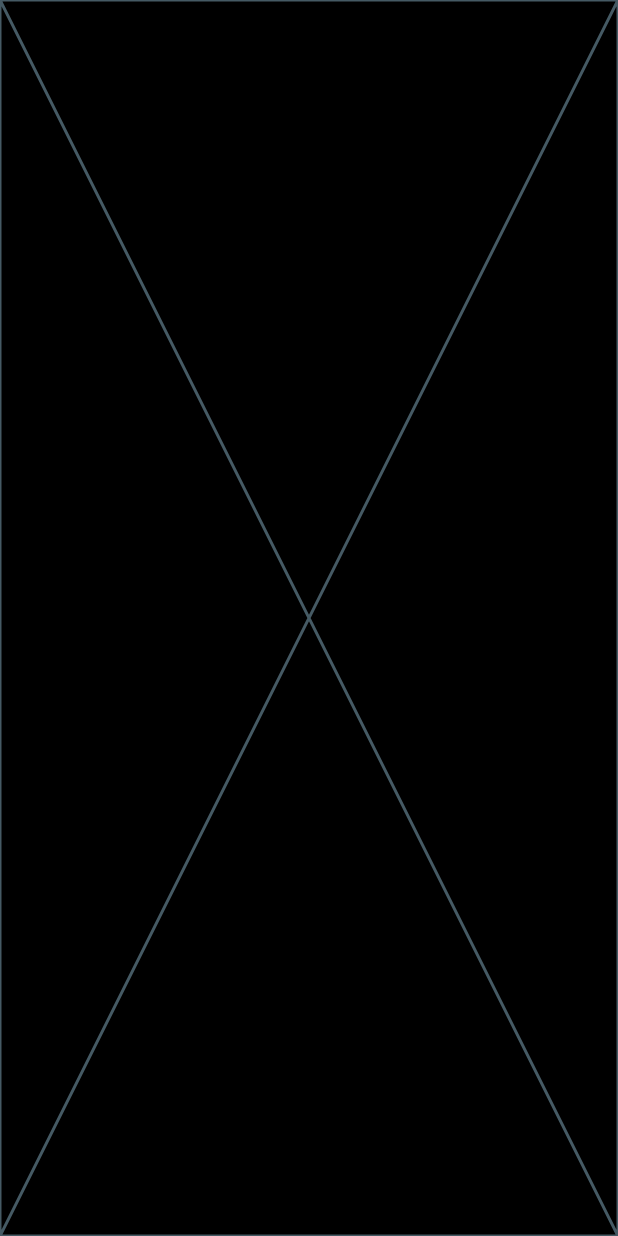
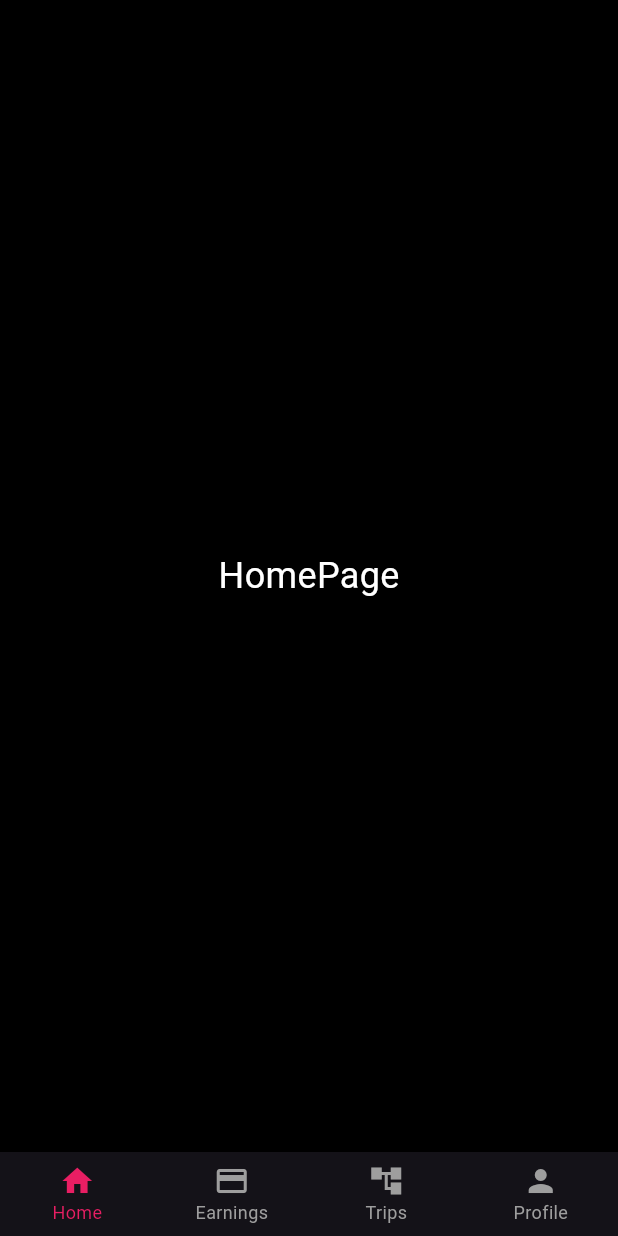
Before and after one commit to vanminh85/AppTaxiUber_driver, a Flutter app: the Dashboard screen opened directly, on a phone screen of 412 x 824 dp. Run offline on Flutter 3.47's test engine with Material 3 defaults, Android fonts, the phone set to English and light mode, and no system bars; our stand-ins replace connectivity_plus, firebase_auth, firebase_core, firebase_database, firebase_storage, google_maps_flutter and 2 more; accounts and stored records are empty.

Commit message:
home earning profile trip page

```diff
--- a/lib/pages/dashboard.dart
+++ b/lib/pages/dashboard.dart
@@ -1,4 +1,9 @@
+import 'package:drivers_app/pages/earnings_page.dart';
+import 'package:drivers_app/pages/profile_page.dart';
+import 'package:drivers_app/pages/trips_page.dart';
 import 'package:flutter/material.dart';
+
+import 'home_page.dart';
 
 class Dashboard extends StatefulWidget
 {
@@ -32,6 +37,7 @@ class _DashboardState extends State<Dashboard> with SingleTickerProviderStateMix
   @override
   void dispose() {
     // TODO: implement dispose
+    controller!.dispose();
     super.dispose();
   }
 
@@ -39,6 +45,46 @@ class _DashboardState extends State<Dashboard> with SingleTickerProviderStateMix
   @override
   Widget build(BuildContext context)
   {
-    return const Placeholder();
+    return Scaffold(
+      body: TabBarView(
+        physics: const NeverScrollableScrollPhysics(),
+        controller: controller,
+        children: const [
+          HomePage(),
+          EarningsPage(),
+          TripsPage(),
+          ProfilePage(),
+        ],
+      ),
+      bottomNavigationBar: BottomNavigationBar(
+        items: const
+        [
+          BottomNavigationBarItem(
+            icon: Icon(Icons.home),
+            label: "Home"
+          ),
+          BottomNavigationBarItem(
+              icon: Icon(Icons.credit_card),
+              label: "Earnings"
+          ),
+          BottomNavigationBarItem(
+              icon: Icon(Icons.account_tree),
+              label: "Trips"
+          ),
+          BottomNavigationBarItem(
+              icon: Icon(Icons.person),
+              label: "Profile"
+          ),
+        ],
+        currentIndex: indexSelected,
+        //backgroundColor: Colors.grey,
+        unselectedItemColor: Colors.grey,
+        selectedItemColor: Colors.pink,
+        showSelectedLabels: true,
+        selectedLabelStyle: const TextStyle(fontSize: 12),
+        type: BottomNavigationBarType.fixed,
+        onTap: onBarItemClicked,
+      ),
+    );
   }
 }
--- /dev/null
+++ b/lib/pages/home_page.dart
@@ -0,0 +1,26 @@
+import 'package:flutter/material.dart';
+
+class HomePage extends StatefulWidget {
+  const HomePage({super.key});
+
+  @override
+  State<HomePage> createState() => _HomePageState();
+}
+
+class _HomePageState extends State<HomePage> {
+  @override
+  Widget build(BuildContext context) {
+    return const Scaffold(
+      body: Center(
+        child: Text(
+          "HomePage",
+          style: TextStyle(
+            color: Colors.white,
+            fontSize: 24,
+
+          ),
+        ),
+      ),
+    );
+  }
+}
```
Also changed, not shown: lib/pages/earnings_page.dart (added, +26 -0 lines), lib/pages/profile_page.dart (added, +26 -0 lines), lib/pages/trips_page.dart (added, +26 -0 lines).
